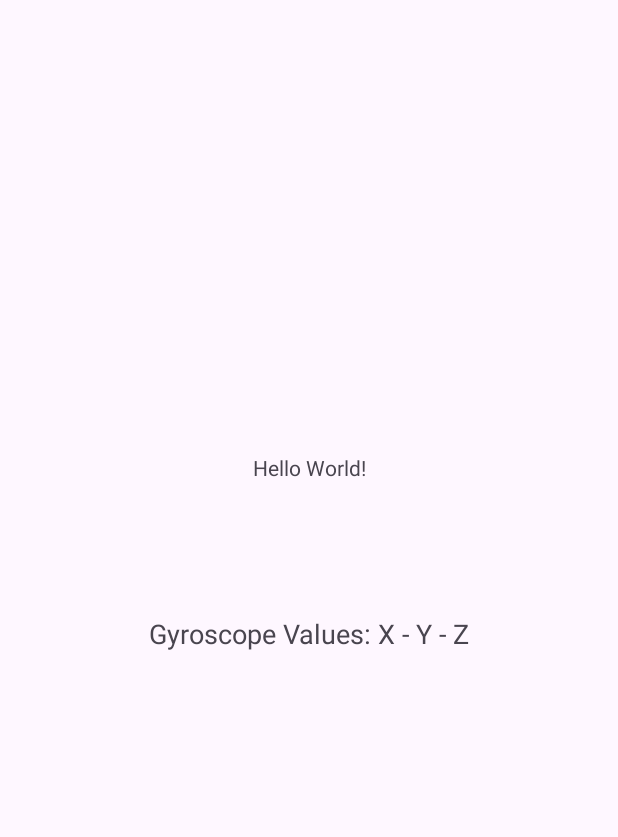
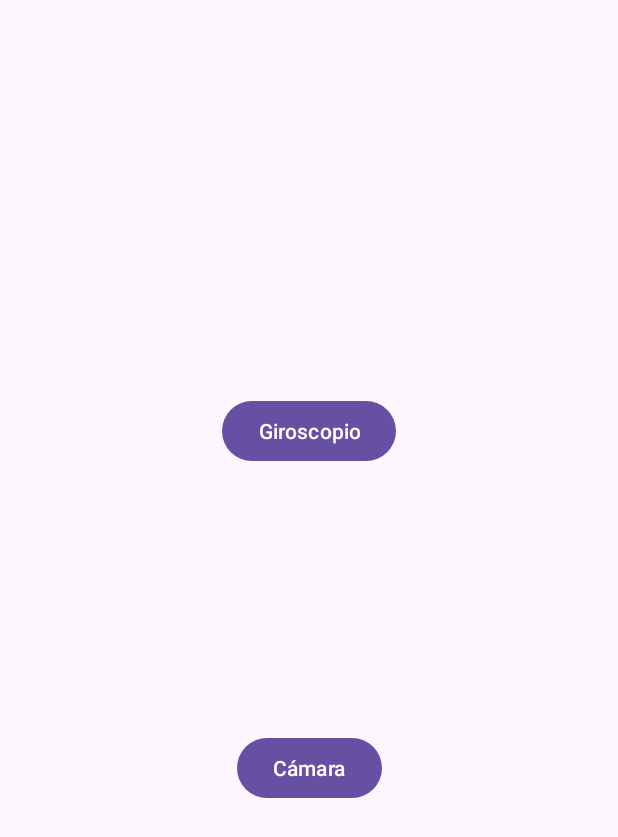
Before and after one commit to codaki/Giroscopio, an Android app: the screen it shows after launch (MainActivity before the commit, Menu after it), on a phone screen of 412 x 824 dp. Shown: the top 837 px of the screen. Run offline under Robolectric (Android 15) with nearby library versions, the phone set to English and light mode, and no system bars.

Commit message:
Creación de menú

```diff
--- a/app/src/main/java/com/example/giroscopio/MainActivity.java
+++ b/app/src/main/java/com/example/giroscopio/MainActivity.java
@@ -50,8 +50,6 @@ public class MainActivity extends AppCompatActivity {
             gyroscopeTextView.setText(gyroscopeValues);
             if(x > 0.5f) { // anticlockwise
                 getWindow().getDecorView().setBackgroundColor(Color.BLUE);
-                Intent intent = new Intent("android.media.action.IMAGE_CAPTURE");
-                startActivity(intent);
             } else if(x < -0.5f) { // clockwise
                 getWindow().getDecorView().setBackgroundColor(Color.YELLOW);
             }else if(x == 0.0f){
--- /dev/null
+++ b/app/src/main/java/com/example/giroscopio/Menu.java
@@ -0,0 +1,36 @@
+package com.example.giroscopio;
+
+import androidx.appcompat.app.AppCompatActivity;
+
+import android.content.Intent;
+import android.os.Bundle;
+import android.view.View;
+import android.widget.Button;
+
+public class Menu extends AppCompatActivity {
+    Button giroscopio, camera;
+    @Override
+    protected void onCreate(Bundle savedInstanceState) {
+        super.onCreate(savedInstanceState);
+        setContentView(R.layout.activity_menu);
+
+        giroscopio = findViewById(R.id.btn_Giroscopio);
+        camera = findViewById(R.id.btn_Camara);
+
+        giroscopio.setOnClickListener(new View.OnClickListener() {
+            @Override
+            public void onClick(View v) {
+                Intent intent = new Intent(Menu.this, MainActivity.class);
+                startActivity(intent);
+            }
+        });
+
+        camera.setOnClickListener(new View.OnClickListener() {
+            @Override
+            public void onClick(View v) {
+                Intent intent = new Intent(Menu.this, Camera.class);
+                startActivity(intent);
+            }
+        });
+    }
+}
--- /dev/null
+++ b/app/src/main/res/layout/activity_menu.xml
@@ -0,0 +1,30 @@
+<?xml version="1.0" encoding="utf-8"?>
+<androidx.constraintlayout.widget.ConstraintLayout xmlns:android="http://schemas.android.com/apk/res/android"
+    xmlns:app="http://schemas.android.com/apk/res-auto"
+    xmlns:tools="http://schemas.android.com/tools"
+    android:layout_width="match_parent"
+    android:layout_height="match_parent"
+    tools:context=".Menu">
+
+    <Button
+        android:id="@+id/btn_Giroscopio"
+        android:layout_width="wrap_content"
+        android:layout_height="wrap_content"
+        android:text="Giroscopio"
+        app:layout_constraintBottom_toBottomOf="parent"
+        app:layout_constraintEnd_toEndOf="parent"
+        app:layout_constraintStart_toStartOf="parent"
+        app:layout_constraintTop_toTopOf="parent"
+        app:layout_constraintVertical_bias="0.339" />
+
+    <Button
+        android:id="@+id/btn_Camara"
+        android:layout_width="wrap_content"
+        android:layout_height="wrap_content"
+        android:text="Cámara"
+        app:layout_constraintBottom_toBottomOf="parent"
+        app:layout_constraintEnd_toEndOf="parent"
+        app:layout_constraintStart_toStartOf="parent"
+        app:layout_constraintTop_toTopOf="parent"
+        app:layout_constraintVertical_bias="0.629" />
+</androidx.constraintlayout.widget.ConstraintLayout>
```
Also changed, not shown: app/src/main/AndroidManifest.xml (+18 -5 lines), app/src/main/java/com/example/giroscopio/Camera.java (added, +14 -0 lines), app/src/main/res/layout/activity_camera.xml (added, +9 -0 lines).
